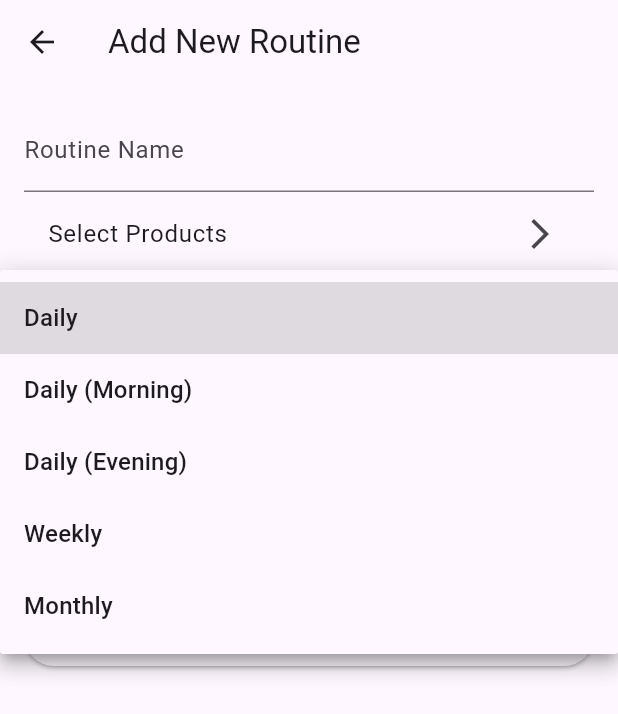
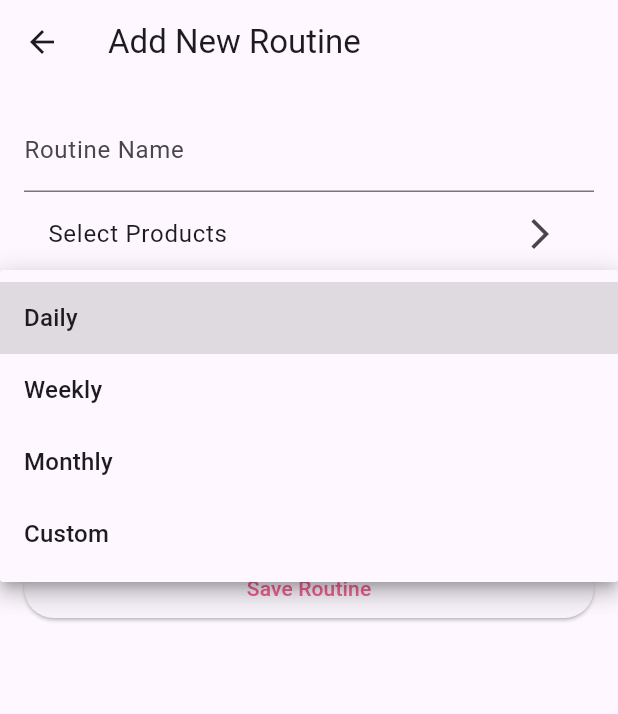
Before and after one commit to Lenamm12/CareLog, a Flutter app: the AddRoutineScreen screen opened directly, after a tap on "Daily", on a phone screen of 412 x 824 dp. Shown: the top 714 px of the screen. Run offline on Flutter 3.47's test engine with Material 3 defaults, Android fonts, the phone set to English and light mode, and no system bars; our stand-ins replace cloud_firestore, firebase_auth, firebase_core, google_sign_in, image_picker, shared_preferences and 2 more; accounts and stored records are empty.

Commit message:
Minor fixes

```diff
--- a/lib/l10n/app_en.arb
+++ b/lib/l10n/app_en.arb
@@ -86,5 +86,7 @@
   "saturday": "Saturday",
   "sunday": "Sunday",
   "morning": "Morning",
-  "evening": "Evening"
+  "evening": "Evening",
+  "customFrequency": "Custom",
+  "pleaseEnterCustomFrequency": "Please enter a frequency in days"
 }
--- a/lib/l10n/app_localizations.dart
+++ b/lib/l10n/app_localizations.dart
@@ -622,6 +622,18 @@ abstract class AppLocalizations {
   /// In en, this message translates to:
   /// **'Evening'**
   String get evening;
+
+  /// No description provided for @customFrequency.
+  ///
+  /// In en, this message translates to:
+  /// **'Custom'**
+  String get customFrequency;
+
+  /// No description provided for @pleaseEnterCustomFrequency.
+  ///
+  /// In en, this message translates to:
+  /// **'Please enter a frequency in days'**
+  String get pleaseEnterCustomFrequency;
 }
 
 class _AppLocalizationsDelegate extends LocalizationsDelegate<AppLocalizations> {
--- a/lib/l10n/app_localizations_de.dart
+++ b/lib/l10n/app_localizations_de.dart
@@ -271,4 +271,10 @@ class AppLocalizationsDe extends AppLocalizations {
 
   @override
   String get evening => 'Evening';
+
+  @override
+  String get customFrequency => 'Benutzerdefiniert';
+
+  @override
+  String get pleaseEnterCustomFrequency => 'Bitte geben Sie eine Häufigkeit in Tagen ein';
 }
--- a/lib/l10n/app_localizations_en.dart
+++ b/lib/l10n/app_localizations_en.dart
@@ -271,4 +271,10 @@ class AppLocalizationsEn extends AppLocalizations {
 
   @override
   String get evening => 'Evening';
+
+  @override
+  String get customFrequency => 'Custom';
+
+  @override
+  String get pleaseEnterCustomFrequency => 'Please enter a frequency in days';
 }
--- a/lib/screens/add_routine_screen.dart
+++ b/lib/screens/add_routine_screen.dart
@@ -32,6 +32,7 @@ class _AddRoutineScreenState extends State<AddRoutineScreen> {
         name: widget.routine!.name,
         products: widget.routine!.products ?? [],
         frequency: widget.routine!.frequency,
+        customFrequency: widget.routine!.customFrequency,
         notes: widget.routine!.notes,
       );
     } else {
@@ -49,6 +50,8 @@ class _AddRoutineScreenState extends State<AddRoutineScreen> {
     return widget.routine == null ? l10n.addNewRoutine : l10n.editRoutine;
   }
 
+  final List<String> _frequencies = ['Daily', 'Weekly', 'Monthly', 'Custom'];
+
   void _saveRoutine() async {
     final l10n = AppLocalizations.of(context)!;
     if (_formKey.currentState!.validate()) {
@@ -62,6 +65,7 @@ class _AddRoutineScreenState extends State<AddRoutineScreen> {
         name: currentRoutine.name,
         products: currentRoutine.products,
         frequency: currentRoutine.frequency,
+        customFrequency: currentRoutine.customFrequency,
         notes: currentRoutine.notes,
       );
 
@@ -171,8 +175,10 @@ class _AddRoutineScreenState extends State<AddRoutineScreen> {
     final selectedProducts = await Navigator.push(
       context,
       MaterialPageRoute(
-        builder: (context) =>
-            ProductSelectionScreen(initialSelectedProducts: currentRoutine.products ?? []),
+        builder:
+            (context) => ProductSelectionScreen(
+              initialSelectedProducts: currentRoutine.products ?? [],
+            ),
       ),
     );
 
@@ -186,22 +192,6 @@ class _AddRoutineScreenState extends State<AddRoutineScreen> {
   @override
   Widget build(BuildContext context) {
     final l10n = AppLocalizations.of(context)!;
-    final Map<String, String> frequencyMap = {
-      'Daily': l10n.daily,
-      'DailyMorning': l10n.dailyMorning,
-      'DailyEvening': l10n.dailyEvening,
-      'Weekly': l10n.weekly,
-      'Monthly': l10n.monthly,
-    };
-    final Map<int, String> weekdays = {
-      1 : l10n.monday,
-      2: l10n.tuesday,
-      3: l10n.wednesday,
-      4: l10n.thursday,
-      5: l10n.friday,
-      6: l10n.saturday,
-      7: l10n.sunday
-    };
     return Scaffold(
       appBar: AppBar(
         title: Text(_appBarTitle(l10n)),
@@ -260,7 +250,8 @@ class _AddRoutineScreenState extends State<AddRoutineScreen> {
                       itemBuilder: (context, index) {
                         final product = currentRoutine.products![index];
                         return ListTile(
-                          leading: product.imagePath != null
+                          leading:
+                              product.imagePath != null
                                   ? Image.network(product.imagePath!)
                                   : null, // Display image if available
                           title: Text(product.name),
@@ -272,10 +263,11 @@ class _AddRoutineScreenState extends State<AddRoutineScreen> {
               DropdownButtonFormField<String>(
                 value: currentRoutine.frequency, // Pre-populate for editing
                 decoration: InputDecoration(labelText: l10n.frequency),
-                items: frequencyMap.entries.map((entry) {
+                items:
+                    _frequencies.map((String frequency) {
                       return DropdownMenuItem<String>(
-                    value: entry.key,
-                    child: Text(entry.value),
+                        value: frequency,
+                        child: Text(frequency),
                       );
                     }).toList(),
                 onChanged: (String? newValue) {
@@ -289,35 +281,23 @@ class _AddRoutineScreenState extends State<AddRoutineScreen> {
                   currentRoutine.frequency = value!;
                 },
               ),
-              const SizedBox(height: 16),
-              if(currentRoutine.frequency == 'Weekly')
-              DropdownButtonFormField(items: weekdays.entries.map((weekday){
-                return DropdownMenuItem<int>(
-                  value: weekday.key,
-                  child: Text(weekday.value.toString()),
-                );
-              }).toList(), onChanged: (int? newValue) {
-                if (newValue != null) {
-                  setState(() {
-                    currentRoutine.weekDay = newValue;
-                  });
+              if (currentRoutine.frequency == 'Custom')
+                TextFormField(
+                  initialValue:
+                      currentRoutine
+                          .customFrequency, // Pre-populate for editing
+                  decoration: InputDecoration(labelText: l10n.customFrequency),
+                  validator: (value) {
+                    if (currentRoutine.frequency == 'Custom' &&
+                        (value == null || value.isEmpty)) {
+                      return l10n.pleaseEnterCustomFrequency;
                     }
-              }),
-              const SizedBox(height: 16),
-              if(currentRoutine.frequency == 'Monthly')
-              DropdownButtonFormField(items:
-              List.generate(31, (index) => (index + 1)).map((day){
-                return DropdownMenuItem<int>(
-                  value: day,
-                  child: Text(day.toString()),
-                );
-              }).toList(), onChanged: (int? newValue) {
-                if (newValue != null) {
-                  setState(() {
-                    currentRoutine.dayOfMonth = newValue;
-                  });
-                }
-              }),
+                    return null;
+                  },
+                  onSaved: (value) {
+                    currentRoutine.customFrequency = value!;
+                  },
+                ),
               TextFormField(
                 initialValue: currentRoutine.notes, // Pre-populate for editing
                 decoration: InputDecoration(labelText: l10n.notes),
--- a/lib/screens/calender_screen.dart
+++ b/lib/screens/calender_screen.dart
@@ -127,6 +127,7 @@ class _CalendarScreenState extends State<CalendarScreen> {
           TableCalendar(
             firstDay: DateTime.utc(2020, 1, 1),
             lastDay: DateTime.utc(2030, 12, 31),
+            startingDayOfWeek: StartingDayOfWeek.monday,
             focusedDay: _focusedDay,
             calendarFormat: _calendarFormat,
             selectedDayPredicate: (day) {
--- a/lib/screens/settings_screen.dart
+++ b/lib/screens/settings_screen.dart
@@ -96,7 +96,8 @@ class _SettingsScreenState extends State<SettingsScreen> {
             style: Theme.of(context).textTheme.headlineSmall,
           ),
           const SizedBox(height: 20),
-          TextButton(
+          Center(
+            child: ElevatedButton(
               onPressed: () {
                 Navigator.push(
                   context,
@@ -106,6 +107,7 @@ class _SettingsScreenState extends State<SettingsScreen> {
                 );
               },
               child: Text(AppLocalizations.of(context)!.language),
+            ),
           ),
           const SizedBox(height: 20),
           Text(
```
Also changed, not shown: lib/l10n/app_de.arb (+5 -3 lines). Lines whose indentation alone changed are shown as unchanged.
